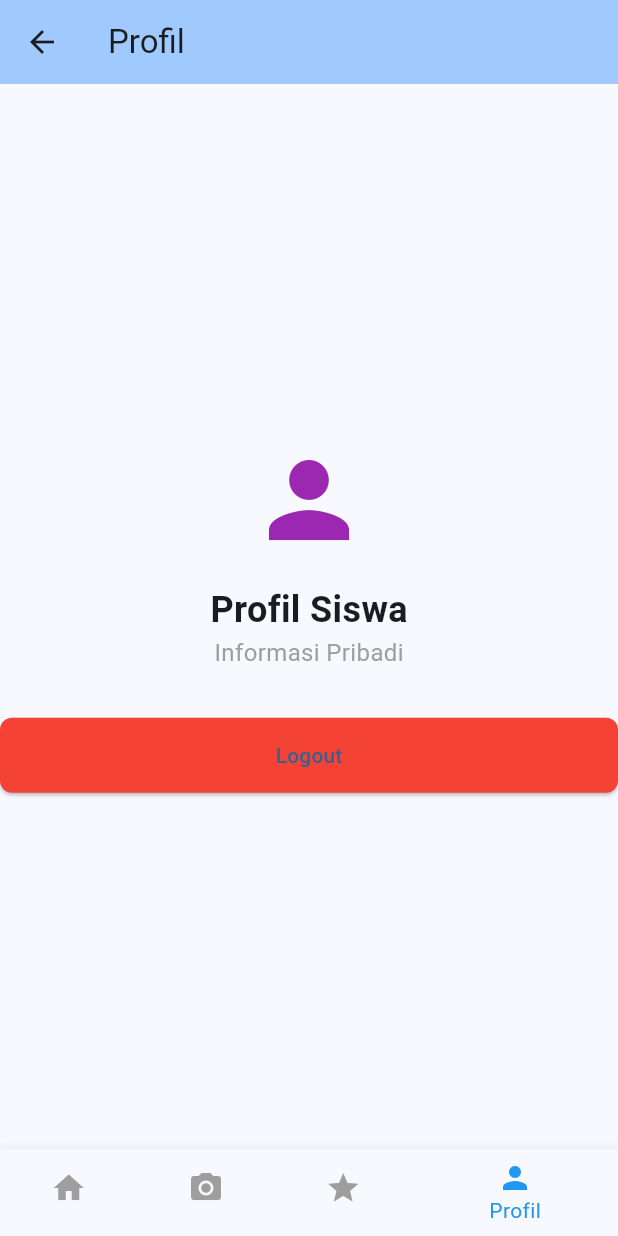
After one commit to iqbalurrofiq/Absensi-SMA, a Flutter app: the MainNavigation screen opened directly, item 4 of the bottom bar chosen, after a tap on "Logout", on a phone screen of 412 x 824 dp. The commit adds this screen. Run offline on Flutter 3.47's test engine with Material 3 defaults, Android fonts, the phone set to English and light mode, and no system bars; our stand-ins replace shared_preferences; accounts and stored records are empty.

Commit message:
menambah menu home, absensi, nilai, dan profil

```diff
--- a/lib/main.dart
+++ b/lib/main.dart
@@ -2,6 +2,7 @@ import 'package:flutter/material.dart';
 import 'package:provider/provider.dart';
 import 'providers/auth_provider.dart';
 import 'screens/login_screen.dart';
+import 'screens/main_navigation.dart';
 
 void main() {
   runApp(
@@ -62,10 +63,7 @@ class _AuthWrapperState extends State<AuthWrapper> {
     final authProvider = context.watch<AuthProvider>();
 
     if (authProvider.isAuthenticated) {
-      // TODO: Navigate to home screen
-      return const Scaffold(
-        body: Center(child: Text('Home Screen - Coming Soon')),
-      );
+      return const MainNavigation();
     } else {
       return const LoginScreen();
     }
--- /dev/null
+++ b/lib/screens/home_screen.dart
@@ -0,0 +1,32 @@
+import 'package:flutter/material.dart';
+
+class HomeScreen extends StatelessWidget {
+  const HomeScreen({super.key});
+
+  @override
+  Widget build(BuildContext context) {
+    return Scaffold(
+      appBar: AppBar(
+        title: const Text('Smart Presence'),
+        backgroundColor: Theme.of(context).colorScheme.inversePrimary,
+      ),
+      body: const Center(
+        child: Column(
+          mainAxisAlignment: MainAxisAlignment.center,
+          children: [
+            Icon(Icons.home, size: 80, color: Colors.blue),
+            SizedBox(height: 16),
+            Text(
+              'Selamat Datang',
+              style: TextStyle(fontSize: 24, fontWeight: FontWeight.bold),
+            ),
+            Text(
+              'di Smart Presence SMA Unggul 1',
+              style: TextStyle(fontSize: 16, color: Colors.grey),
+            ),
+          ],
+        ),
+      ),
+    );
+  }
+}
--- /dev/null
+++ b/lib/screens/main_navigation.dart
@@ -0,0 +1,53 @@
+import 'package:flutter/material.dart';
+import 'home_screen.dart';
+import 'absensi_screen.dart';
+import 'nilai_screen.dart';
+import 'profil_screen.dart';
+
+class MainNavigation extends StatefulWidget {
+  const MainNavigation({super.key});
+
+  @override
+  State<MainNavigation> createState() => _MainNavigationState();
+}
+
+class _MainNavigationState extends State<MainNavigation> {
+  int _selectedIndex = 0;
+
+  static const List<Widget> _screens = [
+    HomeScreen(),
+    AbsensiScreen(),
+    NilaiScreen(),
+    ProfilScreen(),
+  ];
+
+  static const List<String> _titles = ['Home', 'Absensi', 'Nilai', 'Profil'];
+
+  void _onItemTapped(int index) {
+    setState(() {
+      _selectedIndex = index;
+    });
+  }
+
+  @override
+  Widget build(BuildContext context) {
+    return Scaffold(
+      body: _screens[_selectedIndex],
+      bottomNavigationBar: BottomNavigationBar(
+        items: const <BottomNavigationBarItem>[
+          BottomNavigationBarItem(icon: Icon(Icons.home), label: 'Home'),
+          BottomNavigationBarItem(
+            icon: Icon(Icons.camera_alt),
+            label: 'Absensi',
+          ),
+          BottomNavigationBarItem(icon: Icon(Icons.grade), label: 'Nilai'),
+          BottomNavigationBarItem(icon: Icon(Icons.person), label: 'Profil'),
+        ],
+        currentIndex: _selectedIndex,
+        selectedItemColor: Colors.blue,
+        unselectedItemColor: Colors.grey,
+        onTap: _onItemTapped,
+      ),
+    );
+  }
+}
--- /dev/null
+++ b/lib/screens/profil_screen.dart
@@ -0,0 +1,44 @@
+import 'package:flutter/material.dart';
+import 'package:provider/provider.dart';
+import '../providers/auth_provider.dart';
+
+class ProfilScreen extends StatelessWidget {
+  const ProfilScreen({super.key});
+
+  @override
+  Widget build(BuildContext context) {
+    final authProvider = context.watch<AuthProvider>();
+
+    return Scaffold(
+      appBar: AppBar(
+        title: const Text('Profil'),
+        backgroundColor: Theme.of(context).colorScheme.inversePrimary,
+      ),
+      body: Center(
+        child: Column(
+          mainAxisAlignment: MainAxisAlignment.center,
+          children: [
+            const Icon(Icons.person, size: 80, color: Colors.purple),
+            const SizedBox(height: 16),
+            const Text(
+              'Profil Siswa',
+              style: TextStyle(fontSize: 24, fontWeight: FontWeight.bold),
+            ),
+            const Text(
+              'Informasi Pribadi',
+              style: TextStyle(fontSize: 16, color: Colors.grey),
+            ),
+            const SizedBox(height: 32),
+            ElevatedButton(
+              onPressed: () async {
+                await authProvider.logout();
+              },
+              style: ElevatedButton.styleFrom(backgroundColor: Colors.red),
+              child: const Text('Logout'),
+            ),
+          ],
+        ),
+      ),
+    );
+  }
+}
```
Also changed, not shown: lib/screens/absensi_screen.dart (added, +32 -0 lines), lib/screens/login_screen.dart (+11 -1 lines), lib/screens/nilai_screen.dart (added, +32 -0 lines).
